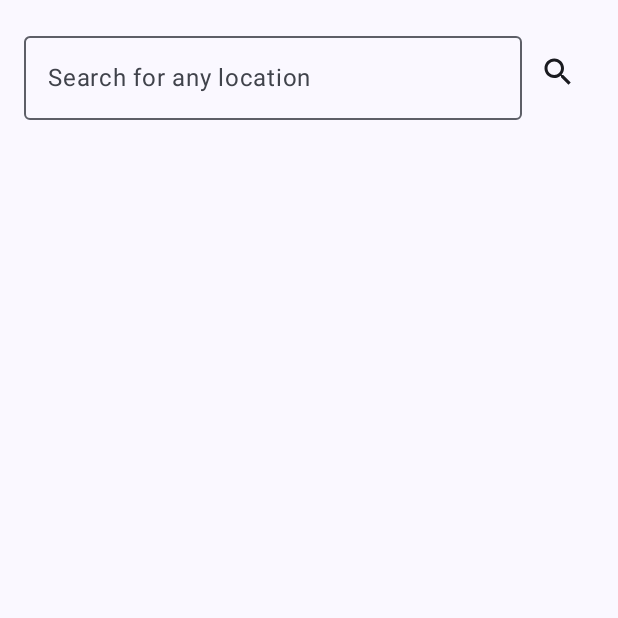
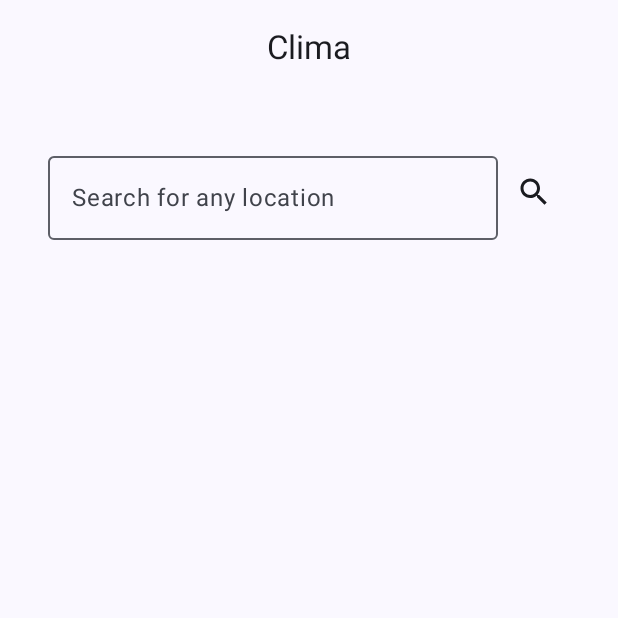
Before and after one commit to fhuamanchumo01/WeatherApp, an Android app built with Jetpack Compose: the screen it shows after launch (MainActivity), after a tap on "Search for any location", on a phone screen of 412 x 824 dp, the top half of it. Run offline under Robolectric (Android 15) with nearby library versions, the phone set to English and light mode, and no system bars.

```diff
--- a/app/build.gradle.kts
+++ b/app/build.gradle.kts
@@ -41,6 +41,10 @@ android {
 
 dependencies {
 
+    //retrofit
+    implementation("com.squareup.retrofit2:retrofit:3.0.0")
+    implementation("com.squareup.retrofit2:converter-gson:3.0.0")
+    // end retrofit
     implementation(libs.androidx.core.ktx)
     implementation(libs.androidx.lifecycle.runtime.ktx)
     implementation(libs.androidx.activity.compose)
--- a/app/src/main/java/com/example/weatherapp/MainActivity.kt
+++ b/app/src/main/java/com/example/weatherapp/MainActivity.kt
@@ -6,23 +6,35 @@ import androidx.activity.compose.setContent
 import androidx.activity.enableEdgeToEdge
 import androidx.compose.foundation.layout.fillMaxSize
 import androidx.compose.foundation.layout.padding
+import androidx.compose.material3.CenterAlignedTopAppBar
+import androidx.compose.material3.CenterAlignedTopAppBar
+import androidx.compose.material3.ExperimentalMaterial3Api
 import androidx.compose.material3.Scaffold
 import androidx.compose.material3.Text
+import androidx.compose.material3.TopAppBar
 import androidx.compose.runtime.Composable
 import androidx.compose.ui.Modifier
 import androidx.compose.ui.tooling.preview.Preview
+import androidx.lifecycle.ViewModelProvider
 import com.example.weatherapp.ui.theme.WeatherAppTheme
 
 class MainActivity : ComponentActivity() {
+    @OptIn(ExperimentalMaterial3Api::class)
     override fun onCreate(savedInstanceState: Bundle?) {
         super.onCreate(savedInstanceState)
+        val weatherViewModel = ViewModelProvider(this)[WeatherViewModel::class.java]
         enableEdgeToEdge()
         setContent {
             WeatherAppTheme {
-                Scaffold(modifier = Modifier.fillMaxSize()) { innerPadding ->
-                    WeatherPage(
-                        modifier = Modifier.padding(innerPadding)
-                    )
+                Scaffold(
+                    modifier = Modifier.fillMaxSize(),
+                    topBar = {
+                        CenterAlignedTopAppBar(
+                            title = {Text("Clima")}
+                        )
+                    }
+                ) { innerPadding ->
+                    WeatherPage(weatherViewModel,modifier = Modifier.padding(innerPadding).fillMaxSize())
                 }
             }
         }
--- a/app/src/main/java/com/example/weatherapp/WeatherPage.kt
+++ b/app/src/main/java/com/example/weatherapp/WeatherPage.kt
@@ -23,15 +23,15 @@ import androidx.compose.ui.text.style.LineHeightStyle
 import androidx.compose.ui.unit.dp
 
 @Composable
-fun WeatherPage(modifier: Modifier = Modifier){
+fun WeatherPage(viewModel: WeatherViewModel, modifier: Modifier){
 
     var city by remember { mutableStateOf("") }
     Column (
-        modifier = Modifier.fillMaxWidth().padding(8.dp),
+        modifier = modifier.fillMaxWidth().padding(16.dp),
         horizontalAlignment = Alignment.CenterHorizontally
     ) {
         Row (
-            modifier = Modifier.fillMaxWidth().padding(8.dp),
+            modifier = Modifier.fillMaxWidth().padding(16.dp),
             verticalAlignment = Alignment.CenterVertically,
             horizontalArrangement = Arrangement.SpaceEvenly
         ){
@@ -40,8 +40,11 @@ fun WeatherPage(modifier: Modifier = Modifier){
                 value = city, onValueChange={
                 city = it
             }, label ={ Text("Search for any location") })
-            IconButton(onClick = {}){
-                Icon(imageVector = Icons.Default.Search, contentDescription = "Search  for any location")
+            IconButton(onClick = {
+                viewModel.getData(city)
+            }){
+                Icon(imageVector = Icons.Default.Search,
+                    contentDescription = "Search  for any location")
 
             }
 
--- /dev/null
+++ b/app/src/main/java/com/example/weatherapp/WeatherViewModel.kt
@@ -0,0 +1,11 @@
+package com.example.weatherapp
+
+import android.util.Log
+import androidx.lifecycle.ViewModel
+
+class WeatherViewModel : ViewModel(){
+    fun getData(city: String){
+
+        Log.i("City name: ", city)
+    }
+}
--- /dev/null
+++ b/app/src/main/java/com/example/weatherapp/api/RetrofitClass.kt
@@ -0,0 +1,15 @@
+package com.example.weatherapp.api
+
+import retrofit2.Retrofit
+import retrofit2.converter.gson.GsonConverterFactory
+
+object RetrofitClass {
+    private const val baseUrl = "https://api.weatherapi.com"
+    private fun getInstance(): Retrofit{
+
+        return Retrofit.Builder()
+            .baseUrl(baseUrl)
+            .addConverterFactory(GsonConverterFactory.create())
+            .build()
+    }
+}
--- a/gradle/libs.versions.toml
+++ b/gradle/libs.versions.toml
@@ -8,6 +8,7 @@ espressoCore = "3.6.1"
 lifecycleRuntimeKtx = "2.9.1"
 activityCompose = "1.10.1"
 composeBom = "2024.09.00"
+material3 = "1.3.2"
 
 [libraries]
 androidx-core-ktx = { group = "androidx.core", name = "core-ktx", version.ref = "coreKtx" }
@@ -24,6 +25,7 @@ androidx-ui-tooling-preview = { group = "androidx.compose.ui", name = "ui-toolin
 androidx-ui-test-manifest = { group = "androidx.compose.ui", name = "ui-test-manifest" }
 androidx-ui-test-junit4 = { group = "androidx.compose.ui", name = "ui-test-junit4" }
 androidx-material3 = { group = "androidx.compose.material3", name = "material3" }
+material3 = { module = "androidx.compose.material3:material3", version.ref = "material3" }
 
 [plugins]
 android-application = { id = "com.android.application", version.ref = "agp" }
```
